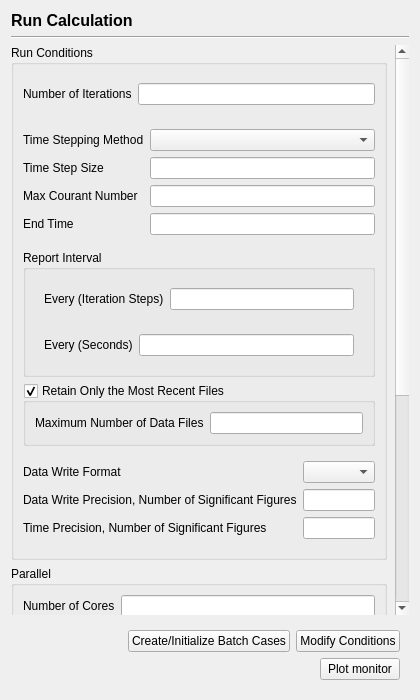
Qt form view/solution/run_calculation/run_calculation_page.ui (nextfoam/baram) before a commit.
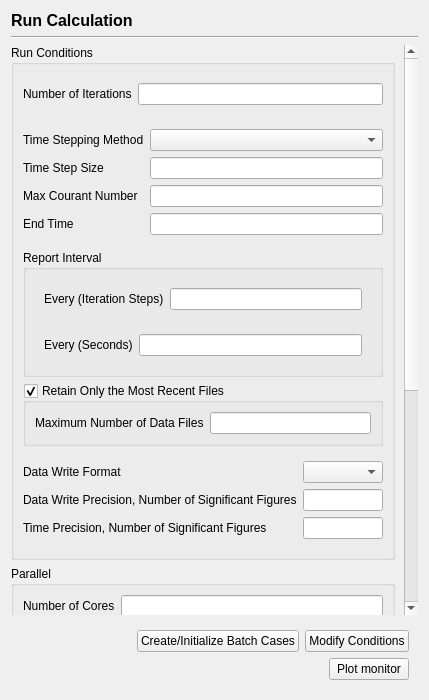
The same form after that commit.

What changed in the file:
```diff
--- a/view/solution/run_calculation/run_calculation_page.ui
+++ b/view/solution/run_calculation/run_calculation_page.ui
@@ -6,7 +6,7 @@
    <rect>
     <x>0</x>
     <y>0</y>
-    <width>420</width>
+    <width>429</width>
     <height>700</height>
    </rect>
   </property>
@@ -58,9 +58,9 @@
       <property name="geometry">
        <rect>
         <x>0</x>
-        <y>0</y>
-        <width>385</width>
-        <height>894</height>
+        <y>-456</y>
+        <width>397</width>
+        <height>1052</height>
        </rect>
       </property>
       <property name="sizePolicy">
@@ -113,6 +113,9 @@
           <item>
            <widget class="QWidget" name="transientConditions" native="true">
             <layout class="QFormLayout" name="timeConditionLayout">
+             <property name="rowWrapPolicy">
+              <enum>QFormLayout::WrapLongRows</enum>
+             </property>
              <property name="leftMargin">
               <number>0</number>
              </property>
@@ -171,6 +174,9 @@
              <item>
               <widget class="QWidget" name="steadyReportInterval" native="true">
                <layout class="QFormLayout" name="formLayout">
+                <property name="rowWrapPolicy">
+                 <enum>QFormLayout::WrapLongRows</enum>
+                </property>
                 <item row="0" column="0">
                  <widget class="QLabel" name="label_5">
                   <property name="text">
@@ -187,6 +193,9 @@
              <item>
               <widget class="QWidget" name="transientReportInterval" native="true">
                <layout class="QFormLayout" name="formLayout_9">
+                <property name="rowWrapPolicy">
+                 <enum>QFormLayout::WrapLongRows</enum>
+                </property>
                 <item row="0" column="0">
                  <widget class="QLabel" name="label_6">
                   <property name="text">
@@ -212,6 +221,9 @@
              <bool>true</bool>
             </property>
             <layout class="QFormLayout" name="formLayout_2">
+             <property name="rowWrapPolicy">
+              <enum>QFormLayout::WrapLongRows</enum>
+             </property>
              <item row="0" column="0">
               <widget class="QLabel" name="label_7">
                <property name="text">
@@ -228,6 +240,9 @@
           <item>
            <widget class="QWidget" name="widget" native="true">
             <layout class="QFormLayout" name="formLayout_4">
+             <property name="rowWrapPolicy">
+              <enum>QFormLayout::WrapLongRows</enum>
+             </property>
              <property name="leftMargin">
               <number>0</number>
              </property>
@@ -343,17 +358,19 @@
          <property name="title">
           <string>Batch Run Setup</string>
          </property>
+         <property name="checkable">
+          <bool>true</bool>
+         </property>
+         <property name="checked">
+          <bool>false</bool>
+         </property>
          <layout class="QVBoxLayout" name="verticalLayout_2">
-          <item>
-           <widget class="QCheckBox" name="checkBox">
-            <property name="text">
-             <string>Batch Run</string>
-            </property>
-           </widget>
-          </item>
           <item>
            <widget class="QWidget" name="widget_3" native="true">
             <layout class="QFormLayout" name="formLayout_7">
+             <property name="rowWrapPolicy">
+              <enum>QFormLayout::WrapLongRows</enum>
+             </property>
              <item row="0" column="0">
               <widget class="QLabel" name="label_16">
                <property name="text">
```
